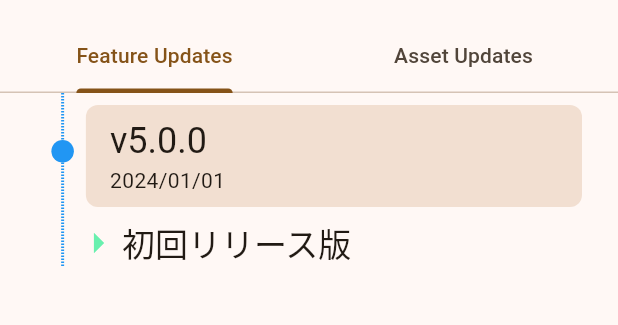
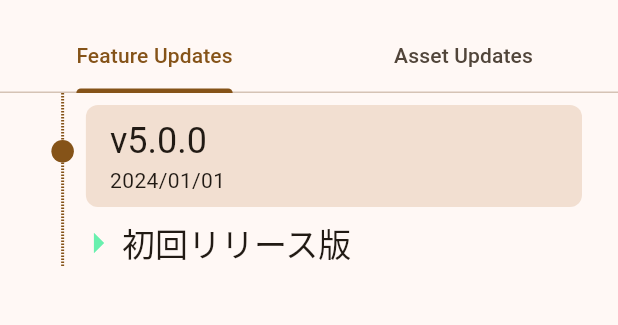
Before and after one commit to chika3742/genshin_material, a Flutter app: the ReleaseNotesPage screen opened by its route, on a phone screen of 412 x 824 dp, the part 63-388 px from its top. Run offline on Flutter 3.47's test engine with Material 3 defaults, Android fonts, the phone set to English and light mode, and no system bars; drawn by our look-alikes of timelines; our stand-ins replace flutter_riverpod, freezed_annotation, go_router, material_symbols_icons, package_info_plus, riverpod_annotation and 1 more; missing offline and left inert: flutter_custom_tabs; generated files the repository leaves out were written again; network calls fail.

Commit message:
feat: タイムラインの色を設定

```diff
--- a/lib/components/release_notes_timeline.dart
+++ b/lib/components/release_notes_timeline.dart
@@ -6,8 +6,13 @@ import "release_note_contents.dart";
 
 class ReleaseNotesTimeline extends StatefulWidget {
   final List<ReleaseNote> items;
+  final String versionPrefix;
 
-  const ReleaseNotesTimeline({super.key, required this.items});
+  const ReleaseNotesTimeline({
+    super.key,
+    required this.items,
+    required this.versionPrefix,
+  });
 
   @override
   State<ReleaseNotesTimeline> createState() => _ReleaseNotesTimelineState();
@@ -67,7 +72,7 @@ class _ReleaseNotesTimelineState extends State<ReleaseNotesTimeline> {
                     crossAxisAlignment: CrossAxisAlignment.stretch,
                     children: [
                       Text(
-                        "v${widget.items[index].version}",
+                        "${widget.versionPrefix}${widget.items[index].version}",
                         style: Theme.of(context).textTheme.headlineSmall,
                       ),
                       Text(widget.items[index].releasedOn),
--- a/lib/pages/release_notes.dart
+++ b/lib/pages/release_notes.dart
@@ -1,5 +1,6 @@
 import "package:flutter/material.dart";
 import "package:flutter_riverpod/flutter_riverpod.dart";
+import "package:timelines/timelines.dart";
 
 import "../components/center_error.dart";
 import "../components/data_asset_scope.dart";
@@ -42,11 +43,35 @@ class _ReleaseNotesPageState extends State<ReleaseNotesPage> with SingleTickerPr
       body: TabBarView(
         controller: _tabController,
         children: [
-          _ReleaseNotesTab(provider: featuresReleaseNotesDataProvider),
+          _buildReleaseNotesTab(
+            provider: featuresReleaseNotesDataProvider,
+            versionPrefix: "v",
+            color: Theme.of(context).colorScheme.primary,
+          ),
           DataAssetScope(
-            child: _ReleaseNotesTab(provider: assetsReleaseNotesDataProvider),
+            child: _buildReleaseNotesTab(
+              provider: assetsReleaseNotesDataProvider,
+              versionPrefix: "D",
+              color: Theme.of(context).colorScheme.secondary,
+            ),
           ),
         ],
+      ),
+    );
+  }
+
+  Widget _buildReleaseNotesTab({
+    required FutureProvider<List<ReleaseNote>> provider,
+    required String versionPrefix,
+    required Color color,
+  }) {
+    return TimelineTheme(
+      data: TimelineThemeData(
+        color: color,
+      ),
+      child: _ReleaseNotesTab(
+        provider: provider,
+        versionPrefix: versionPrefix,
       ),
     );
   }
@@ -54,8 +79,9 @@ class _ReleaseNotesPageState extends State<ReleaseNotesPage> with SingleTickerPr
 
 class _ReleaseNotesTab extends ConsumerWidget {
   final FutureProvider<List<ReleaseNote>> provider;
+  final String versionPrefix;
 
-  const _ReleaseNotesTab({required this.provider});
+  const _ReleaseNotesTab({required this.provider, this.versionPrefix = "v"});
 
   @override
   Widget build(BuildContext context, WidgetRef ref) {
@@ -64,6 +90,7 @@ class _ReleaseNotesTab extends ConsumerWidget {
     return switch (releaseNotes) {
       AsyncData(:final value) => ReleaseNotesTimeline(
         items: value,
+        versionPrefix: versionPrefix,
       ),
       AsyncError(:final error) => CenterError(error),
       _ => const CircularProgressIndicator(),
```
